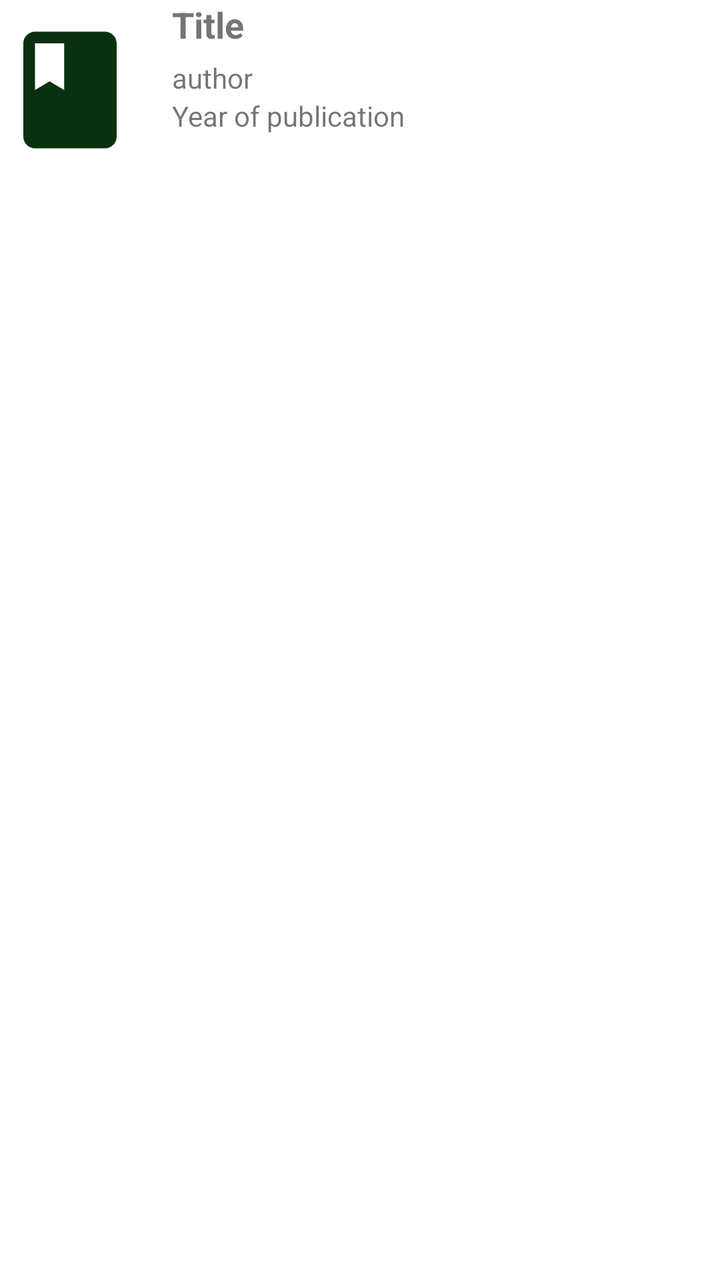
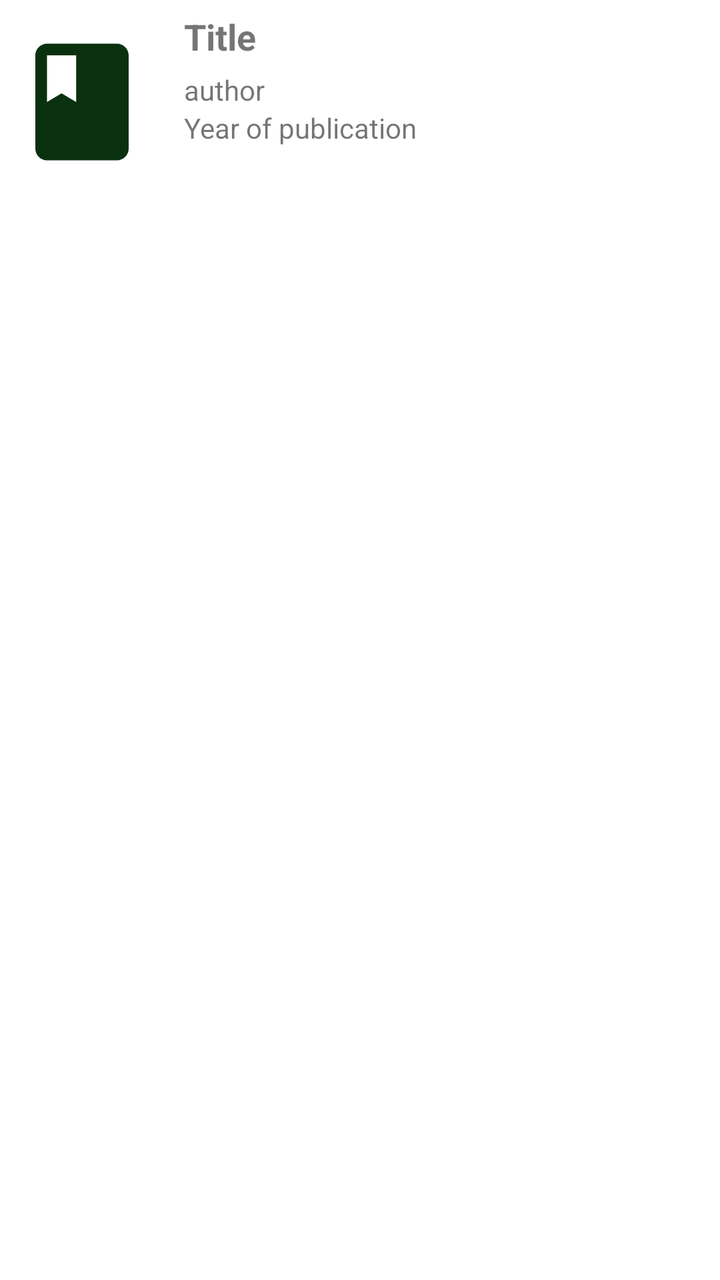

Before-and-after screenshots of an Android layout around one commit, followed by the original layout XML and the change that was made.
<!-- AndroidManifest.xml: application theme Theme.MyBooksFadli -->
<!-- res/layout/item_books.xml -->
<?xml version="1.0" encoding="utf-8"?>
<RelativeLayout xmlns:android="http://schemas.android.com/apk/res/android"
    android:layout_width="match_parent"
    android:layout_height="wrap_content">

    <LinearLayout
        android:layout_width="match_parent"
        android:layout_height="wrap_content"
        android:orientation="horizontal"
        >
        <ImageView
            android:id="@+id/iv_image"
            android:layout_width="70dp"
            android:layout_height="90dp"
            android:src="@drawable/ic_book_24"
            />
        <LinearLayout
            android:layout_width="match_parent"
            android:layout_height="90dp"
            android:orientation="vertical"
            android:layout_toRightOf="@+id/iv_image"
            >
            <TextView
                android:id="@+id/tv_title"
                android:layout_width="match_parent"
                android:layout_height="wrap_content"
                android:paddingHorizontal="16dp"
                android:text="Title"
                android:textStyle="bold"
                android:textSize="18sp"
                android:maxLines="1"
                android:ellipsize="end"
                />

            <TextView
                android:id="@+id/tv_author"
                android:layout_width="match_parent"
                android:layout_height="wrap_content"
                android:layout_below="@+id/tv_title"
                android:paddingHorizontal="16dp"
                android:paddingTop="5dp"
                android:text="author"
                style="subtitle"
                />

            <TextView
                android:id="@+id/tv_year_of_publication"
                android:layout_width="match_parent"
                android:layout_height="wrap_content"
                android:paddingHorizontal="16dp"
                android:layout_below="@+id/tv_author"
                android:text="Year of publication"
                />
        </LinearLayout>
    </LinearLayout>

</RelativeLayout>
<!-- resources referenced by this layout -->
<resources>
  <!-- drawable ic_book_24 (drawable) -->
  <vector android:height="24dp" android:tint="#0A310F"
      android:viewportHeight="24" android:viewportWidth="24"
      android:width="24dp" xmlns:android="http://schemas.android.com/apk/res/android">
      <path android:fillColor="@android:color/white" android:pathData="M18,2H6c-1.1,0 -2,0.9 -2,2v16c0,1.1 0.9,2 2,2h12c1.1,0 2,-0.9 2,-2V4c0,-1.1 -0.9,-2 -2,-2zM6,4h5v8l-2.5,-1.5L6,12V4z"/>
  </vector>
  <style name="Theme.MyBooksFadli" parent="Theme.MaterialComponents.DayNight.DarkActionBar">
          
          <item name="colorPrimary">@color/purple_500</item>
          <item name="colorPrimaryVariant">@color/purple_700</item>
          <item name="colorOnPrimary">@color/white</item>
          
          <item name="colorSecondary">@color/teal_200</item>
          <item name="colorSecondaryVariant">@color/teal_700</item>
          <item name="colorOnSecondary">@color/black</item>
          
          <item name="android:statusBarColor">?attr/colorPrimaryVariant</item>
          
      </style>
  <color name="purple_500">#FF6200EE</color>
  <color name="purple_700">#FF3700B3</color>
  <color name="white">#FFFFFFFF</color>
  <color name="teal_200">#FF03DAC5</color>
  <color name="teal_700">#FF018786</color>
  <color name="black">#FF000000</color>
</resources>

<!-- the commit's change to res/layout/item_books.xml (unified diff, before → after) -->
@@ -1,7 +1,9 @@
 <?xml version="1.0" encoding="utf-8"?>
 <RelativeLayout xmlns:android="http://schemas.android.com/apk/res/android"
     android:layout_width="match_parent"
-    android:layout_height="wrap_content">
+    android:layout_height="wrap_content"
+    android:padding="6dp"
+    >
 
     <LinearLayout
         android:layout_width="match_parent"
@@ -9,7 +11,7 @@
         android:orientation="horizontal"
         >
         <ImageView
-            android:id="@+id/iv_image"
+            android:id="@+id/iv_image_item"
             android:layout_width="70dp"
             android:layout_height="90dp"
             android:src="@drawable/ic_book_24"
